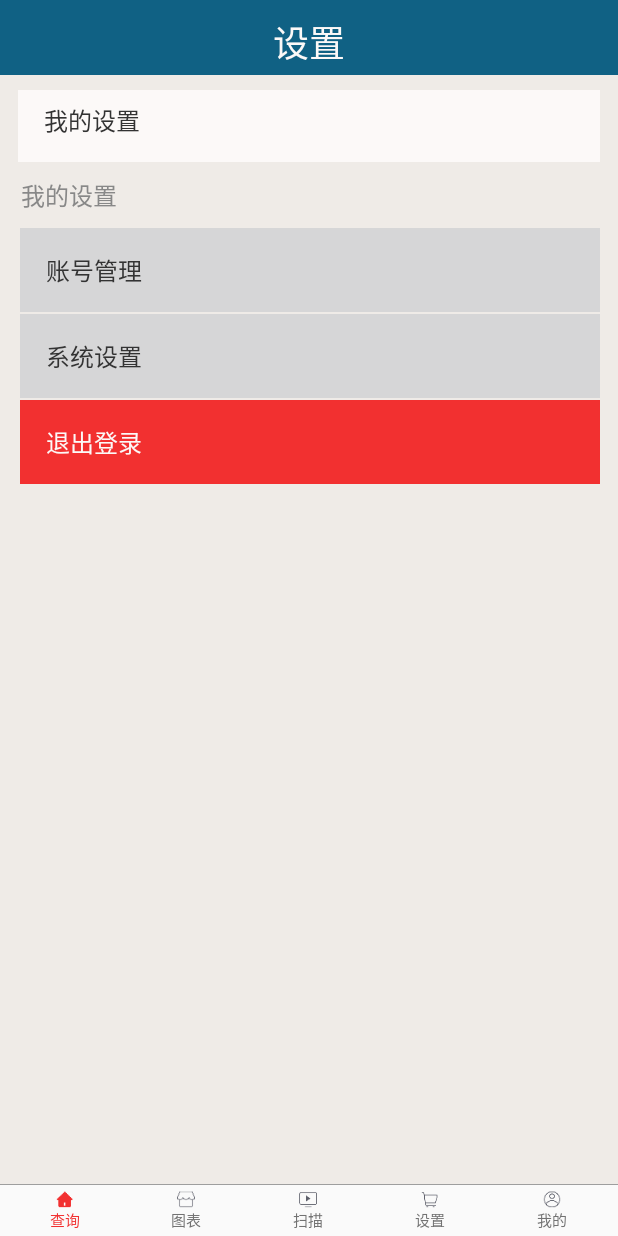
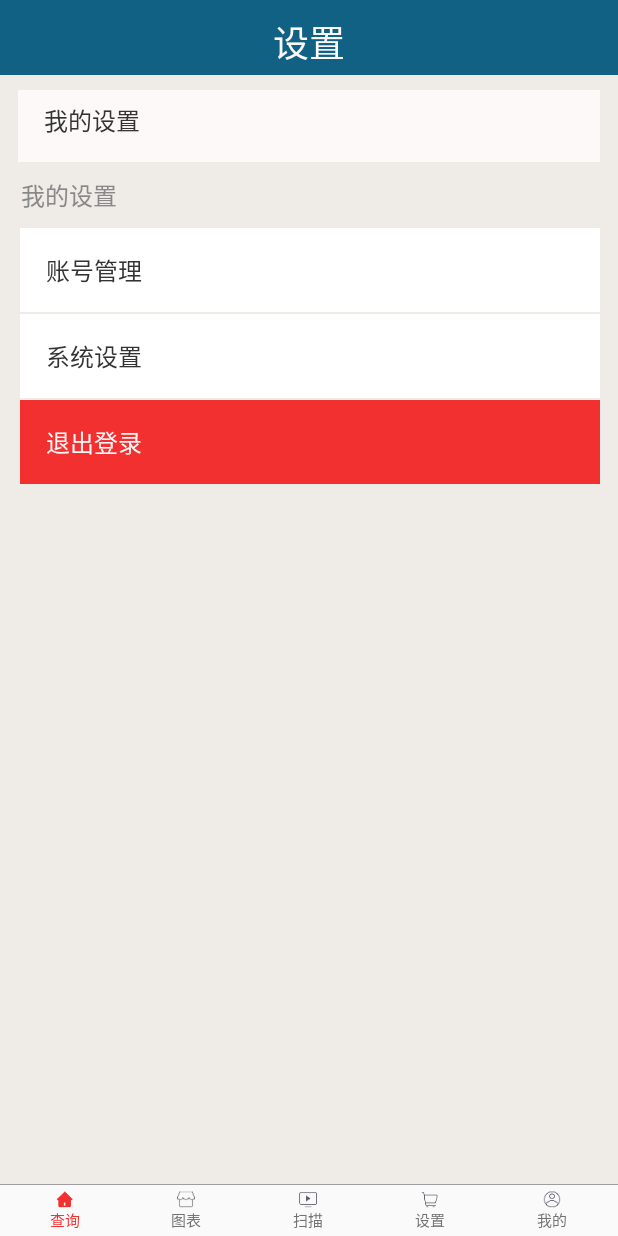
Before and after one commit to jiweijun/helloworld, an Android app: the fragment MineFragment placed in its activity, on a phone screen of 412 x 824 dp. Run offline under Robolectric (Android 15) with nearby library versions, the phone set to English and light mode, and no system bars.

Commit message:
Update colors.xml

```diff
--- a/LinkDatabaseApplication/app/src/main/res/values/colors.xml
+++ b/LinkDatabaseApplication/app/src/main/res/values/colors.xml
@@ -5,6 +5,10 @@
     <color name="colorAccent">#F23030</color>
     <color name="text_Primary">#727272</color>
 
-
+    <color name="black">#000000</color><!--黑色 -->
+    <color name="green">#008000</color><!--绿色 -->
+    <color name="white">#FFFFFF</color><!--白色 -->
+    <color name="yellow">#FFFF00</color><!--黄色 -->
+    <color name="lightgrey">#D3D3D3</color><!--亮灰色 -->
 
 </resources>
```
